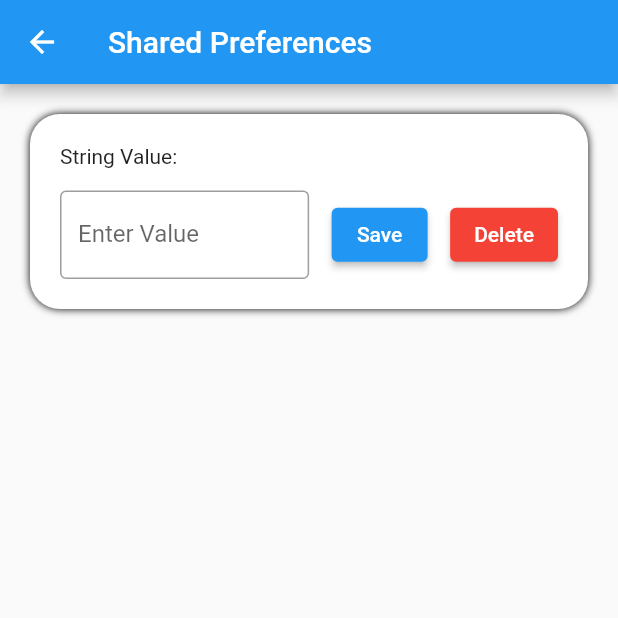
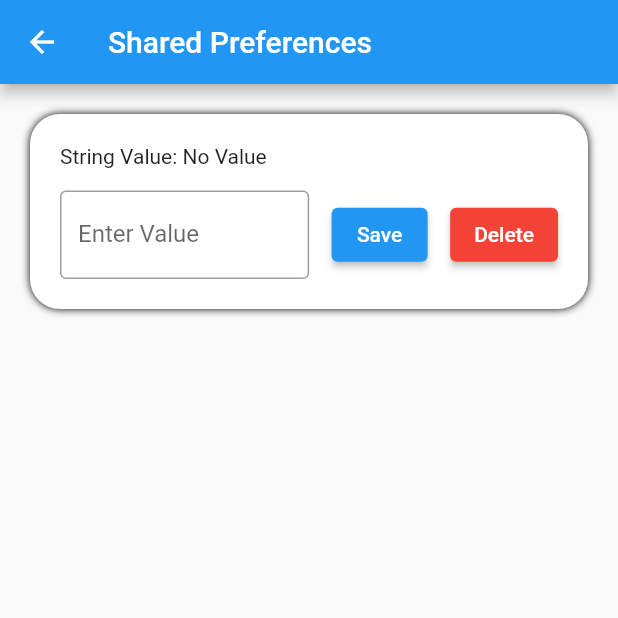
Before and after one commit to RioAgasta/commit, a Flutter app: the Basement screen opened directly, on a phone screen of 412 x 824 dp, the top half of it. Run offline on Flutter 3.47's test engine with Material 2 defaults, Android fonts, the phone set to English and light mode, and no system bars; our stand-ins replace shared_preferences; accounts and stored records are empty.

Commit message:
Added Shared Prefs

```diff
--- /dev/null
+++ b/lib/constants/sharedPrefs.dart
@@ -0,0 +1,13 @@
+import 'package:shared_preferences/shared_preferences.dart';
+
+class SharedPrefs {
+  static Future<SharedPreferences> getPrefs() async => await SharedPreferences.getInstance();
+
+  static Future remove(String key) async => (await getPrefs()).remove(key);
+
+  static Future setString(String key, String value) async => (await getPrefs()).setString(key, value);
+  static Future<String?> getString(String key) async => (await getPrefs()).getString(key);
+
+  static Future setInt(String key, int value) async => (await getPrefs()).setInt(key, value);
+  static Future<int?> getInt(String key) async => (await getPrefs()).getInt(key);
+}
--- a/lib/views/basement.dart
+++ b/lib/views/basement.dart
@@ -1,3 +1,4 @@
+import 'package:commit/constants/sharedPrefs.dart';
 import 'package:commit/widgets/symmetricalSpace.dart';
 import 'package:flutter/material.dart';
 
@@ -10,16 +11,30 @@ class Basement extends StatefulWidget {
 
 class _BasementState extends State<Basement> {
 
+  TextEditingController strController = TextEditingController();
+  String? strValue;
+
+  void loadValues() async {
+    strValue = await SharedPrefs.getString('strValue') ?? "No Value";
+    setState(() {});
+  }
+
+  @override
+  void initState() {
+    loadValues();
+    super.initState();
+  }
+
   @override
   Widget build(BuildContext context) {
     return Scaffold(
       appBar: AppBar(
-        title: Text('Shared Preferences'),
+        title: const Text('Shared Preferences'),
       ),
       body: SingleChildScrollView(
         child: Container(
-          padding: EdgeInsets.all(20),
-          margin: EdgeInsets.all(20),
+          padding: const EdgeInsets.all(20),
+          margin: const EdgeInsets.all(20),
           decoration: BoxDecoration(
             boxShadow: const [
               BoxShadow(
@@ -32,13 +47,14 @@ class _BasementState extends State<Basement> {
           child: Column(
             crossAxisAlignment: CrossAxisAlignment.start,
             children: [
-              Text('String Value: '),
+              Text('String Value: $strValue'),
               verticalSpaceSmall,
               Row(
                 children: [
                   Expanded(
                     child: TextField(
-                      decoration: InputDecoration(
+                      controller: strController,
+                      decoration: const InputDecoration(
                         labelText: 'Enter Value',
                         border: OutlineInputBorder(),
                       ),
@@ -46,19 +62,26 @@ class _BasementState extends State<Basement> {
                   ),
                   horizontalSpaceSmall,
                   ElevatedButton(
-                    onPressed: (){},
+                    onPressed: (){
+                      strValue = strController.text;
+                      SharedPrefs.setString('strValue', strValue!);
+                      loadValues();
+                    },
                     style: ButtonStyle(
                       backgroundColor: MaterialStateProperty.all(Colors.blue),
                     ),
-                    child: Text('Save'),
+                    child: const Text('Save'),
                   ),
                   horizontalSpaceSmall,
                   ElevatedButton(
-                    onPressed: (){},
+                    onPressed: (){
+                      SharedPrefs.remove('strValue');
+                      loadValues();
+                    },
                     style: ButtonStyle(
                       backgroundColor: MaterialStateProperty.all(Colors.red),
                     ),
-                    child: Text('Delete'),
+                    child: const Text('Delete'),
                   ),
                 ],
               ),
--- a/lib/views/yard.dart
+++ b/lib/views/yard.dart
@@ -16,7 +16,7 @@ class _YardState extends State<Yard> {
 
     return Scaffold(
       appBar: AppBar(
-        title: Text('Yard'),
+        title: const Text('Yard'),
       ),
       body: SingleChildScrollView(
         child: Center(
--- a/pubspec.yaml
+++ b/pubspec.yaml
@@ -34,6 +34,7 @@ dependencies:
   # The following adds the Cupertino Icons font to your application.
   # Use with the CupertinoIcons class for iOS style icons.
   cupertino_icons: ^1.0.2
+  shared_preferences: ^2.0.15
 
 dev_dependencies:
   flutter_test:
```
Also changed, not shown: lib/views/kitchen.dart (+33 -9 lines), lib/views/living_room.dart (+4 -6 lines), lib/views/login.dart (+17 -34 lines), lib/views/register.dart (+9 -11 lines), pubspec.lock.
